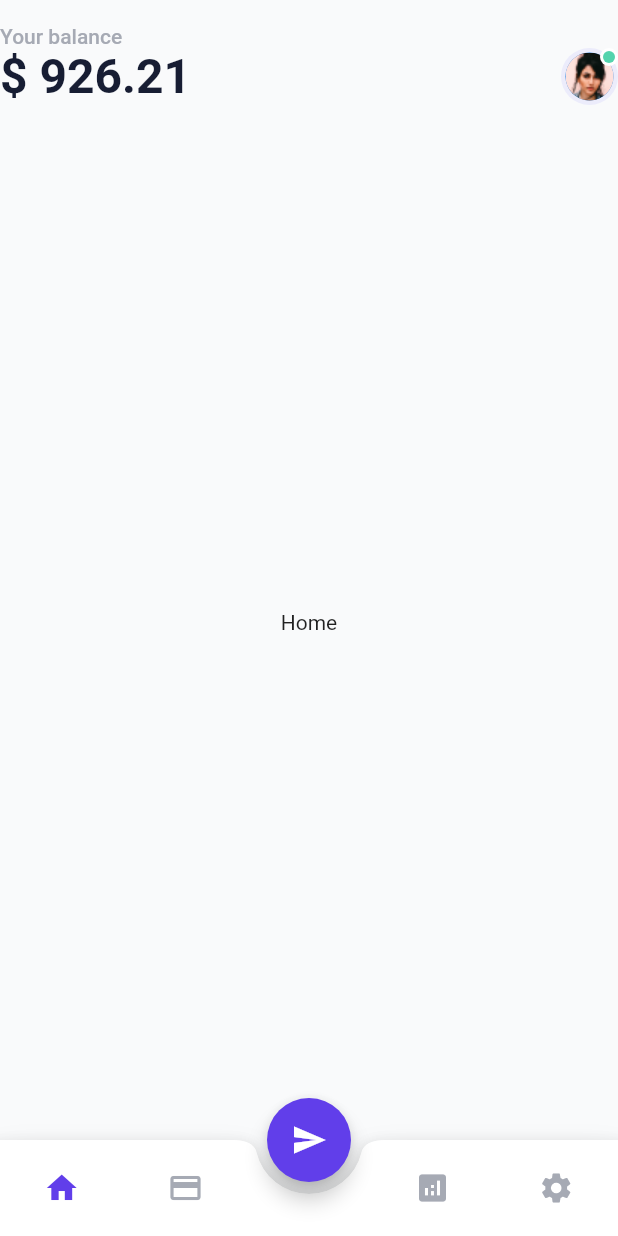
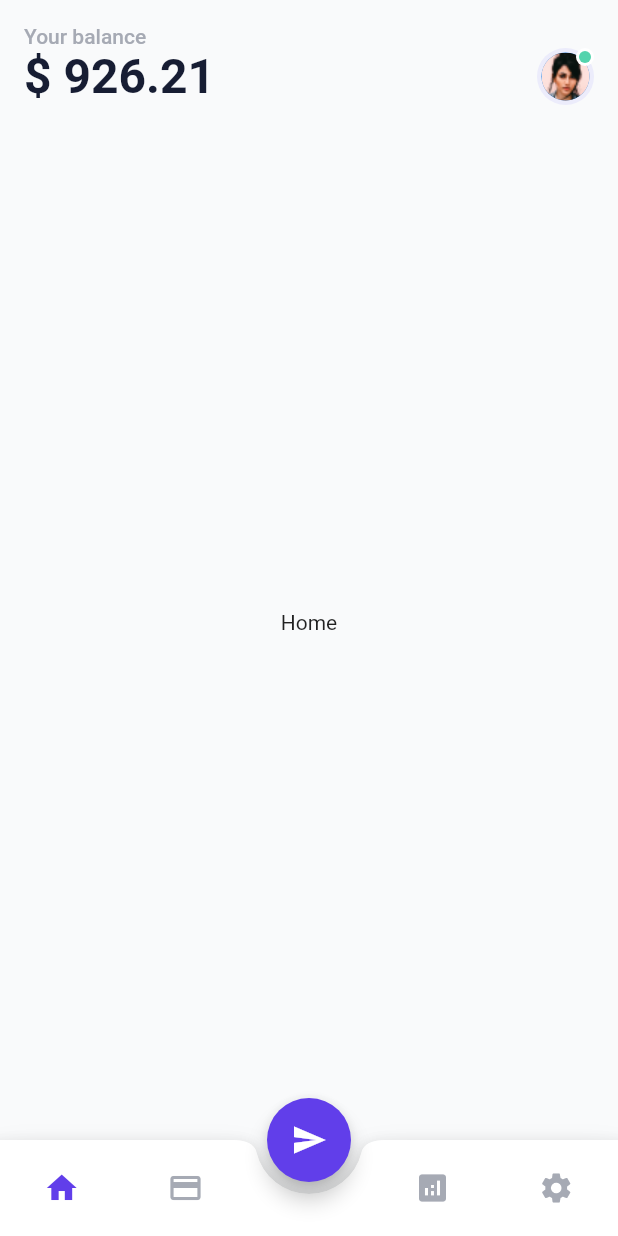
Before and after one commit to victoreronmosele/cs_01, a Flutter app: the screen it shows after launch, on a phone screen of 412 x 824 dp. Run offline on Flutter 3.47's test engine with Material 2 defaults, Android fonts, the phone set to English and light mode, and no system bars; our stand-ins replace google_fonts; Roboto replaces fonts that are missing (Sarabun).

Commit message:
Add padding to app bar title

```diff
--- a/lib/ui/landing_page.dart
+++ b/lib/ui/landing_page.dart
@@ -49,7 +49,9 @@ class _LandingPageState extends State<LandingPage> {
           child: Column(
             crossAxisAlignment: CrossAxisAlignment.start,
             children: [
-              Column(
+              Padding(
+                padding: const EdgeInsets.symmetric(horizontal: 16.0),
+                child: Column(
                   crossAxisAlignment: CrossAxisAlignment.start,
                   children: [
                     Opacity(
@@ -113,6 +115,7 @@ class _LandingPageState extends State<LandingPage> {
                       ],
                     ),
                   ],
+                ),
               ),
               Expanded(child: screenList[_selectedIndex]),
             ],
```
Lines whose indentation alone changed are shown as unchanged.
